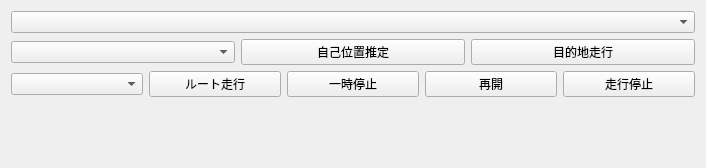
This is mapoi_rviz_plugins/src/ui/mapoi_panel.ui in shimz-robotics/mapoi as Qt 5 draws it before an edit. The edited form follows.
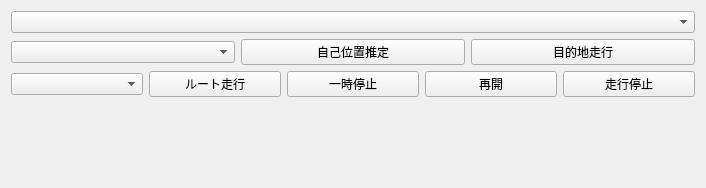
This is the edited form.

Diff of the .ui file:
```diff
--- a/mapoi_rviz_plugins/src/ui/mapoi_panel.ui
+++ b/mapoi_rviz_plugins/src/ui/mapoi_panel.ui
@@ -154,6 +154,30 @@
      </property>
     </widget>
    </item>
+   <item>
+    <layout class="QHBoxLayout" name="horizontalLayout_backend_status">
+     <item>
+      <widget class="QLabel" name="NavBackendStatusLabel">
+       <property name="text">
+        <string></string>
+       </property>
+       <property name="textFormat">
+        <enum>Qt::PlainText</enum>
+       </property>
+      </widget>
+     </item>
+     <item>
+      <widget class="QLabel" name="LocBackendStatusLabel">
+       <property name="text">
+        <string></string>
+       </property>
+       <property name="textFormat">
+        <enum>Qt::PlainText</enum>
+       </property>
+      </widget>
+     </item>
+    </layout>
+   </item>
   </layout>
  </widget>
  <resources/>
```
